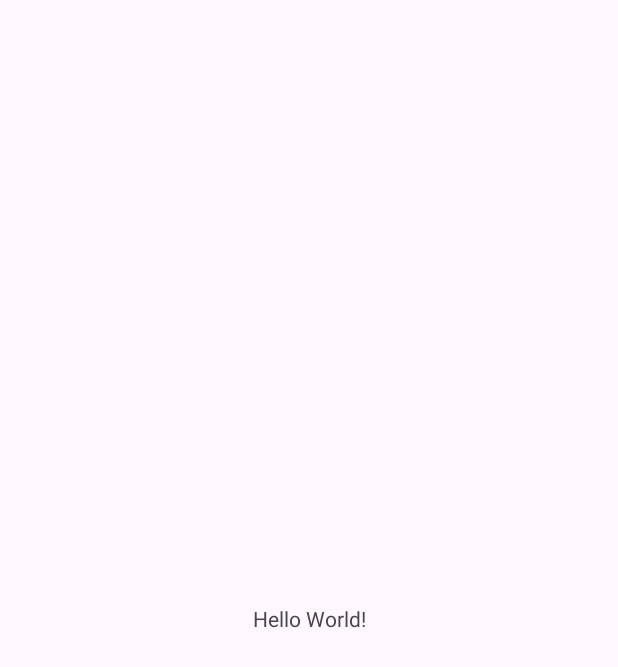
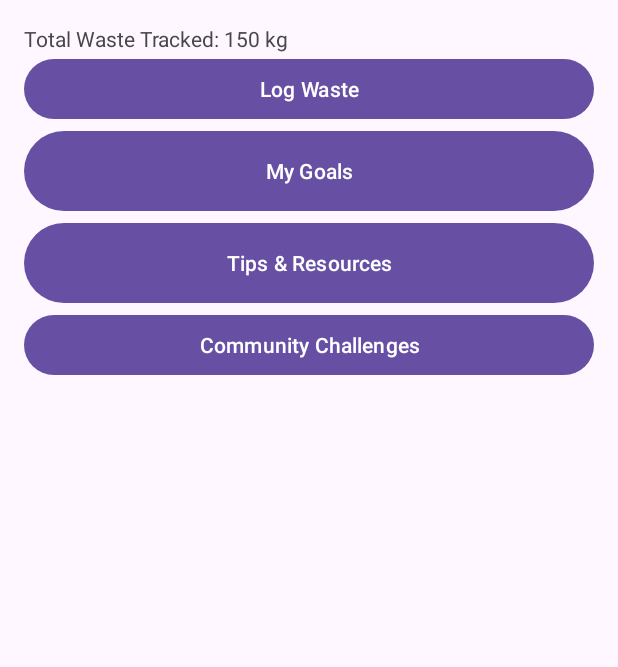
Before and after one commit to 4ng3l-0112/EcoTrack_App, an Android app: the screen it shows after launch (MainActivity), on a phone screen of 412 x 824 dp. Before the commit the part shown is almost empty. Shown: the top 667 px of the screen. Run offline under Robolectric (Android 15) with nearby library versions, the phone set to English and light mode, and no system bars.

Commit message:
Changed the code

```diff
--- a/app/src/main/AndroidManifest.xml
+++ b/app/src/main/AndroidManifest.xml
@@ -13,6 +13,7 @@
         android:theme="@style/Theme.EcoTrack_App"
         tools:targetApi="31">
         <activity
+
             android:name=".MainActivity"
             android:exported="true">
             <intent-filter>
@@ -21,6 +22,8 @@
                 <category android:name="android.intent.category.LAUNCHER" />
             </intent-filter>
         </activity>
+        <activity android:name="com.example.ecotrack_app.GoalsActivity"
+            android:exported="true" />
     </application>
 
 </manifest>
--- a/app/src/main/java/com/example/ecotrack_app/MainActivity.kt
+++ b/app/src/main/java/com/example/ecotrack_app/MainActivity.kt
@@ -1,20 +1,39 @@
 package com.example.ecotrack_app
 
+import android.content.Intent
 import android.os.Bundle
-import androidx.activity.enableEdgeToEdge
 import androidx.appcompat.app.AppCompatActivity
-import androidx.core.view.ViewCompat
-import androidx.core.view.WindowInsetsCompat
+import android.widget.Button
+import android.widget.TextView
+import android.widget.ProgressBar
 
 class MainActivity : AppCompatActivity() {
+
     override fun onCreate(savedInstanceState: Bundle?) {
         super.onCreate(savedInstanceState)
-        enableEdgeToEdge()
         setContentView(R.layout.activity_main)
-        ViewCompat.setOnApplyWindowInsetsListener(findViewById(R.id.main)) { v, insets ->
-            val systemBars = insets.getInsets(WindowInsetsCompat.Type.systemBars())
-            v.setPadding(systemBars.left, systemBars.top, systemBars.right, systemBars.bottom)
-            insets
+
+        val totalWasteTextView: TextView = findViewById(R.id.totalWasteTextView)
+        totalWasteTextView.text = "Total Waste Tracked: 150 kg"
+
+        val quickLogButton: Button = findViewById(R.id.quickLogButton)
+        quickLogButton.setOnClickListener {
+            startActivity(Intent(this, LogWasteActivity::class.java))
+        }
+
+        val goalsButton: Button = findViewById(R.id.goalsButton)
+        goalsButton.setOnClickListener {
+            startActivity(Intent(this, GoalsActivity::class.java))
+        }
+
+        val tipsResourcesButton: Button = findViewById(R.id.tipsResourcesButton)
+        tipsResourcesButton.setOnClickListener {
+            startActivity(Intent(this, TipsResourcesActivity::class.java))
+        }
+
+        val communityChallengesButton: Button = findViewById(R.id.communityChallengesButton)
+        communityChallengesButton.setOnClickListener {
+            startActivity(Intent(this, CommunityChallengesActivity::class.java))
         }
     }
 }
--- a/app/src/main/res/layout/activity_main.xml
+++ b/app/src/main/res/layout/activity_main.xml
@@ -1,19 +1,36 @@
-<?xml version="1.0" encoding="utf-8"?>
-<androidx.constraintlayout.widget.ConstraintLayout xmlns:android="http://schemas.android.com/apk/res/android"
-    xmlns:app="http://schemas.android.com/apk/res-auto"
-    xmlns:tools="http://schemas.android.com/tools"
-    android:id="@+id/main"
+<LinearLayout xmlns:android="http://schemas.android.com/apk/res/android"
     android:layout_width="match_parent"
     android:layout_height="match_parent"
-    tools:context=".MainActivity">
+    android:orientation="vertical"
+    android:padding="16dp">
 
     <TextView
+        android:id="@+id/totalWasteTextView"
         android:layout_width="wrap_content"
         android:layout_height="wrap_content"
-        android:text="Hello World!"
-        app:layout_constraintBottom_toBottomOf="parent"
-        app:layout_constraintEnd_toEndOf="parent"
-        app:layout_constraintStart_toStartOf="parent"
-        app:layout_constraintTop_toTopOf="parent" />
+        android:text="Total Waste Tracked: 0 kg" />
 
-</androidx.constraintlayout.widget.ConstraintLayout>
+    <Button
+        android:id="@+id/quickLogButton"
+        android:layout_width="match_parent"
+        android:layout_height="wrap_content"
+        android:text="Log Waste" />
+
+    <Button
+        android:id="@+id/goalsButton"
+        android:layout_width="match_parent"
+        android:layout_height="61dp"
+        android:text="My Goals" />
+
+    <Button
+        android:id="@+id/tipsResourcesButton"
+        android:layout_width="match_parent"
+        android:layout_height="61dp"
+        android:text="Tips &amp; Resources" />
+
+    <Button
+        android:id="@+id/communityChallengesButton"
+        android:layout_width="match_parent"
+        android:layout_height="wrap_content"
+        android:text="Community Challenges" />
+</LinearLayout>
--- /dev/null
+++ b/app/src/main/res/values/arrays.xml
@@ -0,0 +1,4 @@
+<?xml version="1.0" encoding="utf-8"?>
+<resources>
+    <string-array name="waste_type_array" />
+</resources>
```
Also changed, not shown: app/src/main/java/com/example/ecotrack_app/CommunityChallengesActivity.kt (added, +19 -0 lines), app/src/main/java/com/example/ecotrack_app/GoalsActivity.kt (added, +26 -0 lines), app/src/main/java/com/example/ecotrack_app/LogWasteActivity.kt (added, +42 -0 lines), app/src/main/java/com/example/ecotrack_app/TipsResourcesActivity.kt (added, +21 -0 lines), app/src/main/res/layout/activity_community_challenges.xml (added, +18 -0 lines), app/src/main/res/layout/activity_goals.xml (added, +23 -0 lines), app/src/main/res/layout/activity_log_waste.xml (added, +35 -0 lines), app/src/main/res/layout/activity_tips_resources.xml (added, +17 -0 lines).
